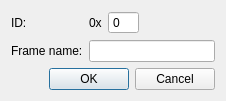
Before: the Qt Designer form SW/DataLoggerPC/src/frame_dialog.ui in mkowalik/DataLogger_CAN_GPS_2018, drawn with Qt 5.
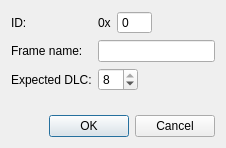
After: the same form once the commit is applied.

Commit message: [SW] Added expected DLC to the ConfigFrame.

What changed in the file:
```diff
--- a/SW/DataLoggerPC/src/frame_dialog.ui
+++ b/SW/DataLoggerPC/src/frame_dialog.ui
@@ -7,7 +7,7 @@
     <x>0</x>
     <y>0</y>
     <width>226</width>
-    <height>100</height>
+    <height>148</height>
    </rect>
   </property>
   <property name="windowTitle">
@@ -16,6 +16,42 @@
   <layout class="QVBoxLayout" name="verticalLayout">
    <item>
     <layout class="QGridLayout" name="gridLayout">
+     <item row="0" column="3">
+      <spacer name="horizontalSpacer">
+       <property name="orientation">
+        <enum>Qt::Horizontal</enum>
+       </property>
+       <property name="sizeHint" stdset="0">
+        <size>
+         <width>78</width>
+         <height>20</height>
+        </size>
+       </property>
+      </spacer>
+     </item>
+     <item row="1" column="0">
+      <widget class="QLabel" name="frameName_label">
+       <property name="text">
+        <string>Frame name:</string>
+       </property>
+       <property name="buddy">
+        <cstring>moduleName_lineEdit</cstring>
+       </property>
+      </widget>
+     </item>
+     <item row="2" column="2" colspan="2">
+      <spacer name="horizontalSpacer_2">
+       <property name="orientation">
+        <enum>Qt::Horizontal</enum>
+       </property>
+       <property name="sizeHint" stdset="0">
+        <size>
+         <width>88</width>
+         <height>20</height>
+        </size>
+       </property>
+      </spacer>
+     </item>
      <item row="0" column="0">
       <widget class="QLabel" name="id_label">
        <property name="text">
@@ -26,7 +62,51 @@
        </property>
       </widget>
      </item>
-     <item row="0" column="1">
+     <item row="2" column="0">
+      <widget class="QLabel" name="label">
+       <property name="text">
+        <string>Expected DLC:</string>
+       </property>
+       <property name="buddy">
+        <cstring>dlc_SpinBox</cstring>
+       </property>
+      </widget>
+     </item>
+     <item row="2" column="1">
+      <widget class="QSpinBox" name="dlc_SpinBox">
+       <property name="minimumSize">
+        <size>
+         <width>40</width>
+         <height>0</height>
+        </size>
+       </property>
+       <property name="frame">
+        <bool>true</bool>
+       </property>
+       <property name="buttonSymbols">
+        <enum>QAbstractSpinBox::UpDownArrows</enum>
+       </property>
+       <property name="specialValueText">
+        <string/>
+       </property>
+       <property name="showGroupSeparator" stdset="0">
+        <bool>false</bool>
+       </property>
+       <property name="prefix">
+        <string notr="true" comment="0x" extracomment="0x"/>
+       </property>
+       <property name="maximum">
+        <number>8</number>
+       </property>
+       <property name="value">
+        <number>8</number>
+       </property>
+       <property name="displayIntegerBase">
+        <number>16</number>
+       </property>
+      </widget>
+     </item>
+     <item row="0" column="1" colspan="2">
       <layout class="QHBoxLayout" name="horizontalLayout">
        <item>
         <widget class="QLabel" name="x_label">
@@ -37,6 +117,15 @@
        </item>
        <item>
         <widget class="QSpinBox" name="id_SpinBox">
+         <property name="minimumSize">
+          <size>
+           <width>35</width>
+           <height>0</height>
+          </size>
+         </property>
+         <property name="autoFillBackground">
+          <bool>true</bool>
+         </property>
          <property name="frame">
           <bool>true</bool>
          </property>
@@ -62,30 +151,7 @@
        </item>
       </layout>
      </item>
-     <item row="0" column="2">
-      <spacer name="horizontalSpacer">
-       <property name="orientation">
-        <enum>Qt::Horizontal</enum>
-       </property>
-       <property name="sizeHint" stdset="0">
-        <size>
-         <width>40</width>
-         <height>20</height>
-        </size>
-       </property>
-      </spacer>
-     </item>
-     <item row="1" column="0">
-      <widget class="QLabel" name="frameName_label">
-       <property name="text">
-        <string>Frame name:</string>
-       </property>
-       <property name="buddy">
-        <cstring>moduleName_lineEdit</cstring>
-       </property>
-      </widget>
-     </item>
-     <item row="1" column="1" colspan="2">
+     <item row="1" column="1" colspan="3">
       <widget class="QLineEdit" name="moduleName_lineEdit">
        <property name="maxLength">
         <number>20</number>
@@ -94,6 +160,19 @@
      </item>
     </layout>
    </item>
+   <item>
+    <spacer name="verticalSpacer">
+     <property name="orientation">
+      <enum>Qt::Vertical</enum>
+     </property>
+     <property name="sizeHint" stdset="0">
+      <size>
+       <width>20</width>
+       <height>16</height>
+      </size>
+     </property>
+    </spacer>
+   </item>
    <item>
     <widget class="QDialogButtonBox" name="buttonBox">
      <property name="orientation">
```
Left out of the diff: 15 changed lines with no effect on the pictures. The commit also changes 17 other files.
